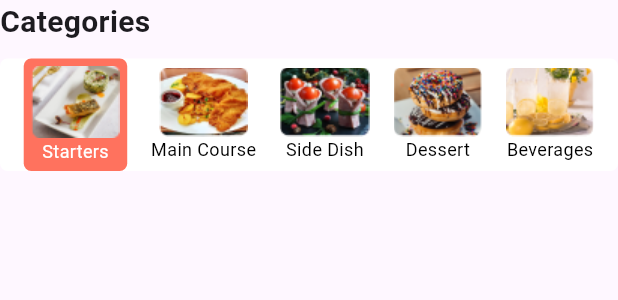
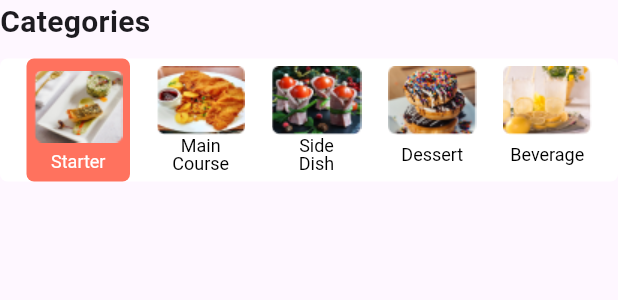
Before and after one commit to FajarMaulid/cobacoba, a Flutter app: the CategoriesWidget widget shown alone on an empty page, opened directly with empty values, on a phone screen of 412 x 824 dp. Shown: the top 300 px of the screen. Run offline on Flutter 3.47's test engine with Material 3 defaults, Android fonts, the phone set to English and light mode, and no system bars; our stand-ins replace flutter_dotenv, flutter_riverpod, flutter_secure_storage, iconsax_flutter; accounts and stored records are empty.

Commit message:
fix: category size

```diff
--- a/lib/screens/menu_screen.dart
+++ b/lib/screens/menu_screen.dart
@@ -147,7 +147,7 @@ class _MenuScreenState extends State<MenuScreen> {
                     height: 20,
                   ),
                   SizedBox(
-                      height: MediaQuery.of(context).size.height - 342,
+                      height: MediaQuery.of(context).size.height - 350,
                       child: Stack(
                         children: [
                           Scrollbar(
--- a/lib/widgets/categories.dart
+++ b/lib/widgets/categories.dart
@@ -34,154 +34,39 @@ class _CategoriesWidgetState extends State<CategoriesWidget> {
               borderRadius: BorderRadius.all(Radius.circular(5))),
           child:
               Row(mainAxisAlignment: MainAxisAlignment.spaceEvenly, children: [
-            GestureDetector(
-              child: Container(
-                padding: (widget.selectedCategory == MenuCategory.starter)
-                    ? const EdgeInsets.all(5)
-                    : const EdgeInsets.all(5),
-                decoration: (widget.selectedCategory == MenuCategory.starter)
-                    ? const BoxDecoration(
-                        color: primaryColor,
-                        borderRadius: BorderRadius.all(Radius.circular(5)))
-                    : const BoxDecoration(),
-                child: Column(
-                  children: [
-                    Image.asset('assets/images/starter-category.png'),
-                    Text(
-                      "Starters",
-                      style: TextStyle(
-                          fontSize: 12,
-                          color:
-                              (widget.selectedCategory == MenuCategory.starter)
-                                  ? Colors.white
-                                  : Colors.black),
-                    ),
-                  ],
-                ),
-              ),
-              onTap: () {
-                setState(() {
-                  widget.setSelectedCategory(MenuCategory.starter);
-                });
-              },
+            CategoryItem(
+                selectedCategory: widget.selectedCategory,
+                imagePath: 'assets/images/starter-category.png',
+                setSelectedCategory: widget.setSelectedCategory,
+                chosenCategory: MenuCategory.starter,
+                title: "Starter"),
+            CategoryItem(
+              selectedCategory: widget.selectedCategory,
+              imagePath: 'assets/images/main-course-category.png',
+              setSelectedCategory: widget.setSelectedCategory,
+              chosenCategory: MenuCategory.mainCourse,
+              title: "Main Course",
             ),
-            GestureDetector(
-              child: Container(
-                padding: (widget.selectedCategory == MenuCategory.mainCourse)
-                    ? const EdgeInsets.all(5)
-                    : const EdgeInsets.all(0),
-                decoration: (widget.selectedCategory == MenuCategory.mainCourse)
-                    ? const BoxDecoration(
-                        color: primaryColor,
-                        borderRadius: BorderRadius.all(Radius.circular(5)))
-                    : const BoxDecoration(),
-                child: Column(
-                  children: [
-                    Image.asset('assets/images/main-course-category.png'),
-                    Text(
-                      "Main Course",
-                      style: TextStyle(
-                          fontSize: 12,
-                          color: (widget.selectedCategory ==
-                                  MenuCategory.mainCourse)
-                              ? Colors.white
-                              : Colors.black),
-                    ),
-                  ],
-                ),
-              ),
-              onTap: () {
-                setState(() {
-                  widget.setSelectedCategory(MenuCategory.mainCourse);
-                });
-              },
+            CategoryItem(
+              selectedCategory: widget.selectedCategory,
+              imagePath: 'assets/images/side-dish-category.png',
+              setSelectedCategory: widget.setSelectedCategory,
+              chosenCategory: MenuCategory.sideDish,
+              title: "Side Dish",
             ),
-            GestureDetector(
-              child: Container(
-                padding: (widget.selectedCategory == MenuCategory.sideDish)
-                    ? const EdgeInsets.all(5)
-                    : const EdgeInsets.all(0),
-                decoration: (widget.selectedCategory == MenuCategory.sideDish)
-                    ? const BoxDecoration(
-                        color: Color(0xffFF725E),
-                        borderRadius: BorderRadius.all(Radius.circular(5)))
-                    : const BoxDecoration(),
-                child: Column(
-                  children: [
-                    Image.asset('assets/images/side-dish-category.png'),
-                    Text(
-                      "Side Dish",
-                      style: TextStyle(
-                          fontSize: 12,
-                          color:
-                              (widget.selectedCategory == MenuCategory.sideDish)
-                                  ? Colors.white
-                                  : Colors.black),
-                    ),
-                  ],
-                ),
-              ),
-              onTap: () {
-                widget.setSelectedCategory(MenuCategory.sideDish);
-              },
+            CategoryItem(
+              selectedCategory: widget.selectedCategory,
+              imagePath: 'assets/images/dessert-category.png',
+              setSelectedCategory: widget.setSelectedCategory,
+              chosenCategory: MenuCategory.dessert,
+              title: "Dessert",
             ),
-            GestureDetector(
-              child: Container(
-                padding: (widget.selectedCategory == MenuCategory.dessert)
-                    ? const EdgeInsets.all(5)
-                    : const EdgeInsets.all(0),
-                decoration: (widget.selectedCategory == MenuCategory.dessert)
-                    ? const BoxDecoration(
-                        color: Color(0xffFF725E),
-                        borderRadius: BorderRadius.all(Radius.circular(5)))
-                    : const BoxDecoration(),
-                child: Column(
-                  children: [
-                    Image.asset('assets/images/dessert-category.png'),
-                    Text(
-                      "Dessert",
-                      style: TextStyle(
-                          fontSize: 12,
-                          color:
-                              (widget.selectedCategory == MenuCategory.dessert)
-                                  ? Colors.white
-                                  : Colors.black),
-                    ),
-                  ],
-                ),
-              ),
-              onTap: () {
-                widget.setSelectedCategory(MenuCategory.dessert);
-              },
-            ),
-            GestureDetector(
-              child: Container(
-                padding: (widget.selectedCategory == MenuCategory.beverage)
-                    ? const EdgeInsets.all(5)
-                    : const EdgeInsets.all(0),
-                decoration: (widget.selectedCategory == MenuCategory.beverage)
-                    ? const BoxDecoration(
-                        color: Color(0xffFF725E),
-                        borderRadius: BorderRadius.all(Radius.circular(5)))
-                    : const BoxDecoration(),
-                child: Column(
-                  children: [
-                    Image.asset('assets/images/beverages-category.png'),
-                    Text(
-                      "Beverages",
-                      style: TextStyle(
-                          fontSize: 12,
-                          color:
-                              (widget.selectedCategory == MenuCategory.beverage)
-                                  ? Colors.white
-                                  : Colors.black),
-                    ),
-                  ],
-                ),
-              ),
-              onTap: () {
-                widget.setSelectedCategory(MenuCategory.beverage);
-              },
+            CategoryItem(
+              selectedCategory: widget.selectedCategory,
+              imagePath: 'assets/images/beverages-category.png',
+              setSelectedCategory: widget.setSelectedCategory,
+              chosenCategory: MenuCategory.beverage,
+              title: "Beverage",
             ),
           ]),
         ),
@@ -189,3 +74,64 @@ class _CategoriesWidgetState extends State<CategoriesWidget> {
     );
   }
 }
+
+class CategoryItem extends StatelessWidget {
+  const CategoryItem(
+      {super.key,
+      required this.selectedCategory,
+      required this.setSelectedCategory,
+      required this.chosenCategory,
+      required this.imagePath,
+      required this.title});
+
+  final String title;
+  final String imagePath;
+  final MenuCategory selectedCategory;
+  final MenuCategory chosenCategory;
+  final Function(MenuCategory) setSelectedCategory;
+
+  @override
+  Widget build(BuildContext context) {
+    return GestureDetector(
+      child: Container(
+        padding: (selectedCategory == chosenCategory)
+            ? const EdgeInsets.only(left: 5, top: 8, right: 5, bottom: 1)
+            : const EdgeInsets.only(bottom: 1),
+        decoration: (selectedCategory == chosenCategory)
+            ? const BoxDecoration(
+                color: primaryColor,
+                borderRadius: BorderRadius.all(Radius.circular(5)))
+            : const BoxDecoration(),
+        child: Column(
+          children: [
+            Image.asset(imagePath),
+            Center(
+              child: Container(
+                padding: EdgeInsets.only(top: 1),
+                height: 25,
+                width: 50,
+                child: Center(
+                  child: Text(
+                    title,
+                    textAlign: TextAlign.center,
+                    style: TextStyle(
+                        fontSize: 12,
+                        letterSpacing: 0,
+                        wordSpacing: 1,
+                        height: 1,
+                        color: (selectedCategory == chosenCategory)
+                            ? Colors.white
+                            : Colors.black),
+                  ),
+                ),
+              ),
+            ),
+          ],
+        ),
+      ),
+      onTap: () {
+        setSelectedCategory(chosenCategory);
+      },
+    );
+  }
+}
--- a/lib/widgets/search_bar.dart
+++ b/lib/widgets/search_bar.dart
@@ -26,6 +26,7 @@ class CustomSearchBar extends StatelessWidget {
             height: double.infinity,
             width: double.infinity,
             child: TextField(
+              cursorColor: primaryColor,
               onSubmitted: (value) {
                 search();
               },
@@ -40,7 +41,7 @@ class CustomSearchBar extends StatelessWidget {
                 enabledBorder: InputBorder.none,
                 errorBorder: InputBorder.none,
                 disabledBorder: InputBorder.none,
-                contentPadding: EdgeInsets.all(0),
+                contentPadding: EdgeInsets.only(bottom: 7),
                 counter: null,
                 counterText: "",
                 hintText: 'Search',
```
